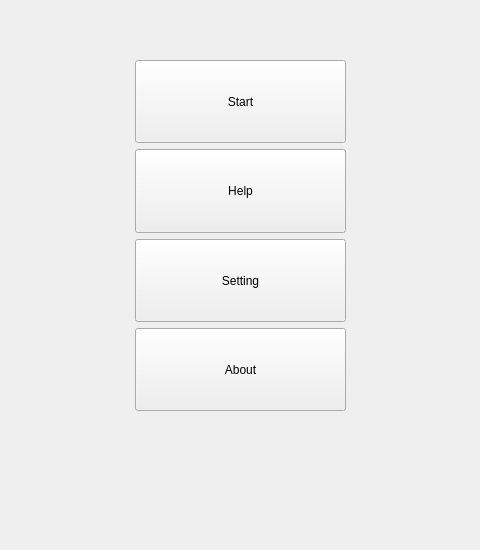
Qt form s0Title.ui (ReneeTong/a8-edu-app) before a commit; both pictures show x 265 to 745 and y 150 to 700 of the 1000 by 700 pixel window.
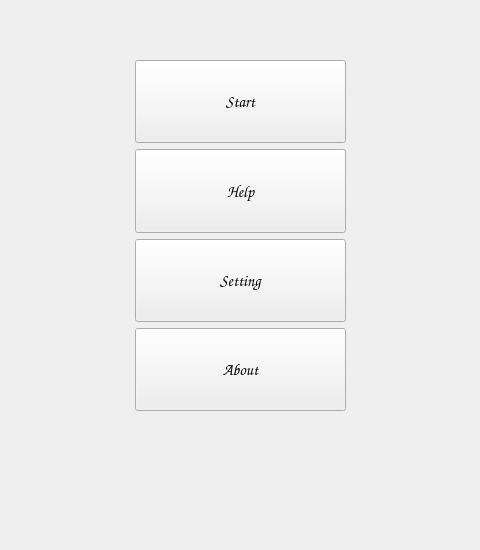
The same form after that commit. Custom widgets are drawn as their Qt base class.

Diff of the .ui file:
```diff
--- a/s0Title.ui
+++ b/s0Title.ui
@@ -37,6 +37,12 @@
         <verstretch>0</verstretch>
        </sizepolicy>
       </property>
+      <property name="font">
+       <font>
+        <family>Comic Sans MS</family>
+        <pointsize>12</pointsize>
+       </font>
+      </property>
       <property name="text">
        <string>Start</string>
       </property>
@@ -50,6 +56,12 @@
         <verstretch>0</verstretch>
        </sizepolicy>
       </property>
+      <property name="font">
+       <font>
+        <family>Comic Sans MS</family>
+        <pointsize>12</pointsize>
+       </font>
+      </property>
       <property name="text">
        <string>Help</string>
       </property>
@@ -63,6 +75,12 @@
         <verstretch>0</verstretch>
        </sizepolicy>
       </property>
+      <property name="font">
+       <font>
+        <family>Comic Sans MS</family>
+        <pointsize>12</pointsize>
+       </font>
+      </property>
       <property name="text">
        <string>Setting</string>
       </property>
@@ -76,6 +94,12 @@
         <verstretch>0</verstretch>
        </sizepolicy>
       </property>
+      <property name="font">
+       <font>
+        <family>Comic Sans MS</family>
+        <pointsize>12</pointsize>
+       </font>
+      </property>
       <property name="text">
        <string>About</string>
       </property>
```
Left out of the diff: 6 changed lines with no effect on the pictures.
